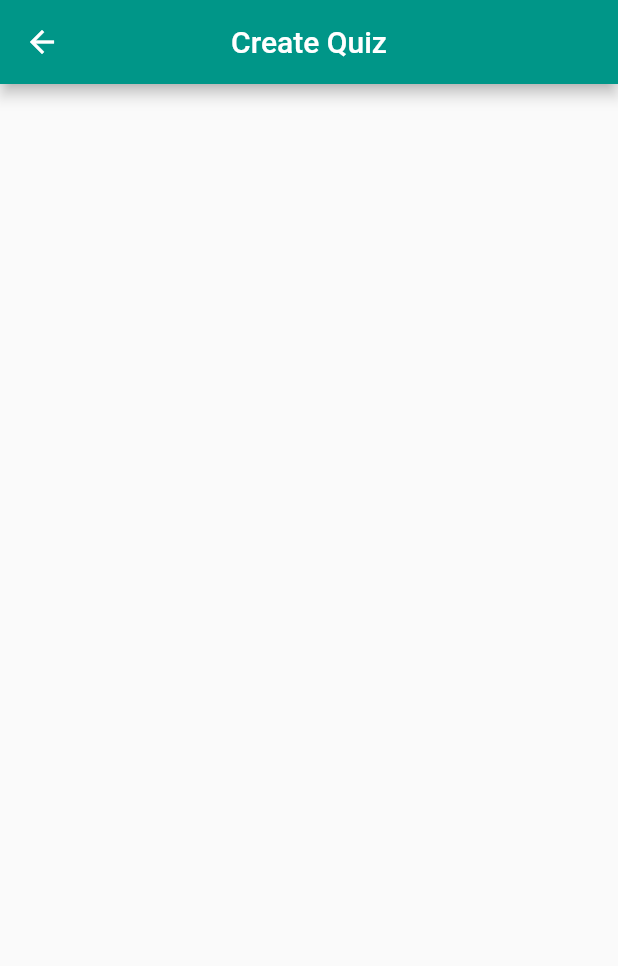
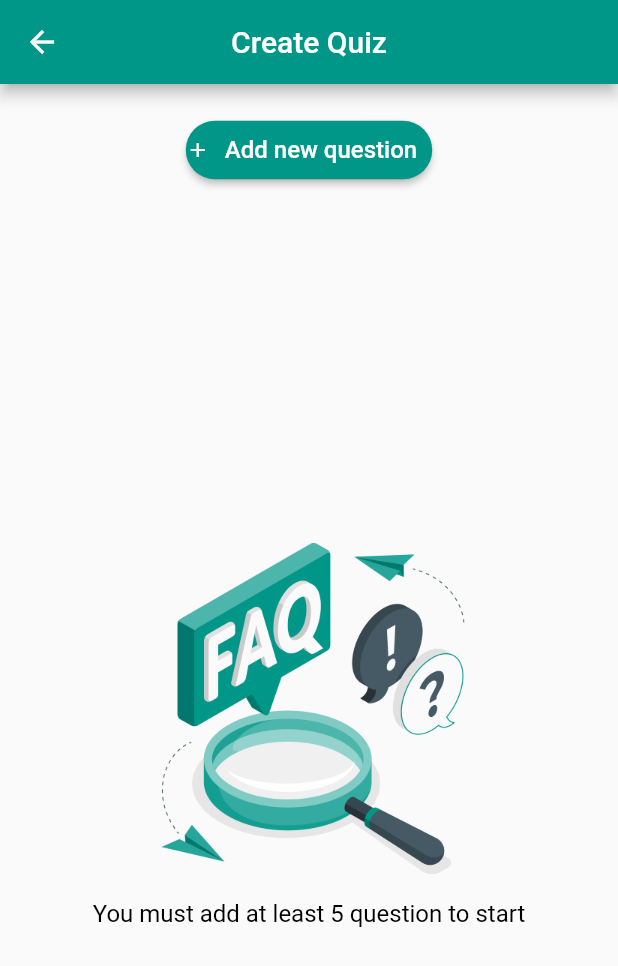
Before and after one commit to mohammedalqarra/second_app, a Flutter app: the screen it shows after launch, in the side drawer, after a tap on "Create Quiz", on a phone screen of 412 x 824 dp. Shown: the top 966 px of the screen. Run offline on Flutter 3.47's test engine with Material 2 defaults, Android fonts, the phone set to English and light mode, and no system bars; our stand-ins replace flutter_screenutil, sqflite; accounts and stored records are empty.

```diff
--- a/lib/QuestionWidget.dart
+++ b/lib/QuestionWidget.dart
@@ -33,12 +33,16 @@ class _QuestionWidgetState extends State<QuestionWidget> {
               SizedBox(
                 width: 320,
                 child: Text(
-                  widget.dataBaseModel.titleQuestion ,
-                  style: const TextStyle(fontSize: 20, color: Colors.white , backgroundColor: Colors.teal),
+                  widget.dataBaseModel.titleQuestion,
+                  style: const TextStyle(
+                      fontSize: 20,
+                      color: Colors.white,
+                      backgroundColor: Colors.teal),
                 ),
               ),
               const Spacer(),
-              GestureDetector(onTap: () {
+              GestureDetector(
+                onTap: () {
                   showDialog(
                       context: context,
                       builder: (context) {
@@ -47,69 +51,69 @@ class _QuestionWidgetState extends State<QuestionWidget> {
                         );
                       });
                 },
-              child: const Icon(
-                Icons.delete,
-                color: Color.fromARGB(255, 162, 161, 161),
-                size: 30),
+                child: const Icon(Icons.delete,
+                    color: Color.fromARGB(255, 162, 161, 161), size: 30),
               ),
             ],
           ),
           SizedBox(height: 10),
           Container(
-            width:350,
+              width: 350,
               padding: EdgeInsets.all(10),
-            margin: EdgeInsets.only(top:10),
-            decoration:  BoxDecoration(
-              color: widget.dataBaseModel.correctAnswer == 'A' ? Colors.green[300] : Colors.white,
-
+              margin: EdgeInsets.only(top: 10),
+              decoration: BoxDecoration(
+                color: widget.dataBaseModel.correctAnswer == 'A'
+                    ? Colors.green[300]
+                    : Colors.white,
                 borderRadius: BorderRadius.circular(12),
               ),
               child: Text(
                 widget.dataBaseModel.firstAnswer,
                 style: TextStyle(
                   color: widget.dataBaseModel.correctAnswer == 'A'
+                      ? Colors.white
+                      : Colors.black,
+                  fontSize: 20,
+                ),
+              )),
+          Container(
+              width: 350,
+              padding: EdgeInsets.all(10),
+              margin: EdgeInsets.only(top: 10),
+              decoration: BoxDecoration(
+                color: widget.dataBaseModel.correctAnswer == 'B'
                     ? Colors.green[300]
                     : Colors.white,
-                      fontSize: 20,
-              ),
-            )
-          ),
-          Container(
-             width:350,
-            padding: EdgeInsets.all(10),
-            margin: EdgeInsets.only(top:10),
-            decoration:  BoxDecoration(
-              color: widget.dataBaseModel.correctAnswer == 'B' ? Colors.green[300] : Colors.white,
                 borderRadius: BorderRadius.circular(12),
               ),
               child: Text(
                 widget.dataBaseModel.secondAnswer,
                 style: TextStyle(
                   color: widget.dataBaseModel.correctAnswer == 'B'
+                      ? Colors.white
+                      : Colors.black,
+                  fontSize: 20,
+                ),
+              )),
+          Container(
+              width: 350,
+              padding: EdgeInsets.all(10),
+              margin: EdgeInsets.only(top: 10),
+              decoration: BoxDecoration(
+                color: widget.dataBaseModel.correctAnswer == 'C'
                     ? Colors.green[300]
                     : Colors.white,
-                      fontSize: 20,
-              ),
-            )
-          ),
-          Container(
-            width:350,
-            padding: EdgeInsets.all(10),
-            margin: EdgeInsets.only(top:10),
-            decoration:  BoxDecoration(
-              color: widget.dataBaseModel.correctAnswer == 'C' ? Colors.green[300] : Colors.white,
                 borderRadius: BorderRadius.circular(12),
               ),
               child: Text(
                 widget.dataBaseModel.thirdAnswer,
                 style: TextStyle(
                   color: widget.dataBaseModel.correctAnswer == 'C'
-                      ? Colors.green[300]
-                      : Colors.white,
+                      ? Colors.white
+                      : Colors.black,
                   fontSize: 20,
                 ),
-            )
-          ),
+              )),
           Container(
               width: 350,
               padding: EdgeInsets.all(10),
@@ -124,8 +128,8 @@ class _QuestionWidgetState extends State<QuestionWidget> {
                 widget.dataBaseModel.fourthAnswer,
                 style: TextStyle(
                   color: widget.dataBaseModel.correctAnswer == 'D'
-                      ? Colors.green[300]
-                      : Colors.white,
+                      ? Colors.white
+                      : Colors.black,
                   fontSize: 20,
                 ),
               )),
--- a/lib/Screens/CreateQuiz.dart
+++ b/lib/Screens/CreateQuiz.dart
@@ -3,6 +3,8 @@ import 'package:provider/provider.dart';
 import 'package:second_app/Screens/AddNewQuestion.dart';
 import 'package:second_app/Provider/databaseProvider.dart';
 import 'package:second_app/Screens/homepage.dart';
+import 'package:second_app/app_routes.dart';
+import '../QuestionWidget.dart';
 
 class CreateQuiz extends StatefulWidget {
   const CreateQuiz({Key? key}) : super(key: key);
@@ -11,6 +13,8 @@ class CreateQuiz extends StatefulWidget {
 }
 
 class _CreateQuizState extends State<CreateQuiz> {
+  final ScrollController scrollController = ScrollController();
+
   void navigateToCreateQuiz() {
     Navigator.push(
       context,
@@ -23,6 +27,13 @@ class _CreateQuizState extends State<CreateQuiz> {
       context,
       MaterialPageRoute(builder: (context) => const AddNewQuestion()),
     );
+  }
+
+  @override
+  void initState() {
+    // TODO: implement initState
+    super.initState();
+    Provider.of<DatabaseProvider>(context, listen: false).selectAllQuestions();
   }
 
   @override
@@ -43,108 +54,128 @@ class _CreateQuizState extends State<CreateQuiz> {
             },
           ),
         ),
-
-        // body: databaseProvider.questions.isEmpty
-        // ?Center(
-        //   child: Column(
-        //     children: [
-        //       SizedBox(width: MediaQuery.of(context).size.width),
-        //         Padding(
-        //           padding: EdgeInsets.symmetric(vertical: 20,horizontal: 8),
-        //         ),
-        //     ],
-        //   ),
-        // )
-        // body: Column(
-        //   children: [
-        //     // SizedBox(width: MediaQuery.of(context).size.width)
-        //     Container(
-        //       margin: const EdgeInsets.symmetric(horizontal: 15, vertical: 15),
-        //       padding: const EdgeInsets.symmetric(vertical: 15, horizontal: 10),
-        //       child: ElevatedButton(
-        //         onPressed: () {
-        //           // navigateToAddNewQuestion();
-        //           AppRouter.pushWidget(AddNewQuestion());
-        //         },
-        //         style: ElevatedButton.styleFrom(
-        //             backgroundColor: Colors.teal,
-        //             minimumSize: const Size(600, 50),
-        //             elevation: 8,
-        //             shape: RoundedRectangleBorder(
-        //                 borderRadius: BorderRadius.circular(15))),
-        //         child: Row(
-        //           mainAxisSize: MainAxisSize.min,
-        //           children: const [
-        //             Padding(
-        //               padding: EdgeInsets.only(right: 10),
-        //               child: Icon(Icons.add, size: 16, color: Colors.white),
-        //             ),
-        //             Text(
-        //               'Add new question',
-        //               style: TextStyle(
-        //                 fontSize: 16,
-        //                 color: Colors.white,
-        //                 fontWeight: FontWeight.w500,
-        //               ),
-        //             ),
-        //            // SizedBox(width: 10),
-        //            const Spacer(),
-        //           ],
-        //         ),
-        //       ),
-        //     ),
-        //   ],
-        // ),
-        // floatingActionButton: FloatingActionButton(
-        //   child: const Icon(Icons.add),
-        //   backgroundColor: Colors.teal,
-        //   onPressed: () {
-        //     navigateToAddNewQuestion();
-        //   },
-        // ),
+        body: databaseProvider.questions.isEmpty
+            ? Center(
+                child: Column(
+                  children: [
+                    SizedBox(width: MediaQuery.of(context).size.width),
+                    Padding(
+                      padding:
+                          EdgeInsets.symmetric(vertical: 20, horizontal: 8),
+                      child: ElevatedButton(
+                        style: ElevatedButton.styleFrom(
+                          padding: EdgeInsets.symmetric(vertical: 10),
+                          shape: RoundedRectangleBorder(
+                            borderRadius: BorderRadius.circular(20),
+                          ),
+                        ),
+                        onPressed: () {
+                          AppRouter.pushWidget(AddNewQuestion());
+                        },
+                        child: Row(
+                          mainAxisSize: MainAxisSize.min,
+                          children: const [
+                            Padding(
+                              padding: EdgeInsets.only(right: 10),
+                              child: Icon(Icons.add,
+                                  size: 16, color: Colors.white),
+                            ),
+                            Text(
+                              'Add new question',
+                              style: TextStyle(
+                                fontSize: 16,
+                                color: Colors.white,
+                                fontWeight: FontWeight.w500,
+                              ),
+                            ),
+                            SizedBox(width: 10),
+                          ],
+                        ),
+                      ),
+                    ),
+                    const Spacer(),
+                    Image.asset(
+                      'lib/assets/faq.png',
+                      width: 250,
+                      height: 250,
+                    ),
+                    const Text(
+                      'You must add at least 5 question to start',
+                      style: TextStyle(
+                        color: Colors.black,
+                        fontSize: 16,
+                      ),
+                    ),
+                    const Spacer(),
+                  ],
+                ),
+              )
+            : Column(
+                children: [
+                  SizedBox(width: MediaQuery.of(context).size.width),
+                  Padding(
+                    padding: EdgeInsets.symmetric(vertical: 20, horizontal: 8),
+                    child: ElevatedButton(
+                      style: ElevatedButton.styleFrom(
+                        padding: EdgeInsets.symmetric(vertical: 10),
+                        shape: RoundedRectangleBorder(
+                            borderRadius: BorderRadius.circular(12)),
+                      ),
+                      onPressed: () {
+                        AppRouter.pushWidget(AddNewQuestion());
+                      },
+                      child: Row(
+                        mainAxisSize: MainAxisSize.min,
+                        children: const [
+                          Padding(
+                            padding: EdgeInsets.only(right: 10),
+                            child:
+                                Icon(Icons.add, size: 16, color: Colors.white),
+                          ),
+                          Text(
+                            'Add new question',
+                            style: TextStyle(
+                              fontSize: 16,
+                              color: Colors.white,
+                              fontWeight: FontWeight.w500,
+                            ),
+                          ),
+                          SizedBox(width: 10),
+                        ],
+                      ),
+                    ),
+                  ),
+                  Container(
+                    color: Colors.white,
+                    width: 393,
+                    height: 679,
+                    child: Scrollbar(
+                      radius: Radius.circular(12),
+                      thickness: 6,
+                      thumbVisibility: true,
+                      controller: scrollController,
+                      child: ListView.builder(
+                        controller: scrollController,
+                        itemCount: databaseProvider.questions.length,
+                        itemBuilder: (context, int index) {
+                          return QuestionWidget(
+                            dataBaseModel: databaseProvider.questions[index],
+                          );
+                        },
+                      ),
+                    ),
+                  ),
+                ],
+              ),
       );
     });
   }
 }
 
-
 //  body: SingleChildScrollView(
 //         child: Center(
 //           child: Column(
 //             children: [
-              // Container(
-              //   margin:
-              //       const EdgeInsets.symmetric(horizontal: 15, vertical: 15),
-              //   child: ElevatedButton(
-              //     onPressed: () {
-              //       navigateToAddNewQuestion();
-              //     },
-              //     child: Row(
-              //       mainAxisSize: MainAxisSize.min,
-              //       children: const [
-              //         Padding(
-              //           padding: EdgeInsets.only(right: 10),
-              //           child: Icon(Icons.add, size: 16, color: Colors.white),
-              //         ),
-              //         Text(
-              //           'Add new question',
-              //           style: TextStyle(
-              //             fontSize: 16,
-              //             color: Colors.white,
-              //             fontWeight: FontWeight.w500,
-              //           ),
-              //         ),
-              //         SizedBox(width: 10),
-              //       ],
-              //     ),
-              //     style: ElevatedButton.styleFrom(
-              //         backgroundColor: Colors.teal,
-              //         minimumSize: Size(600, 50),
-              //         elevation: 8,
-              //         shape: RoundedRectangleBorder(
-              //             borderRadius: BorderRadius.circular(15))),
-              //   ),
-              // ),
 //               Container(
 //                 margin:
 //                     const EdgeInsets.symmetric(horizontal: 10, vertical: 10),
```
Lines whose indentation alone changed are shown as unchanged.
